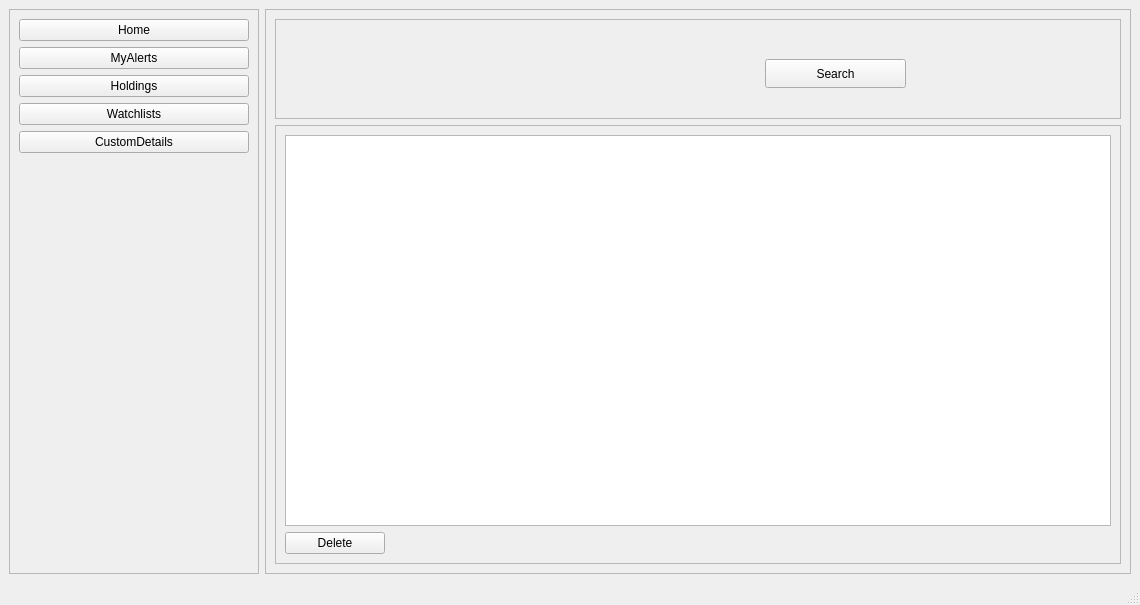
Qt form UIFiles/myAlerts.ui (ShubhamMandavkar/TYLiveProjectt-StockAutomationSystem) before a commit.
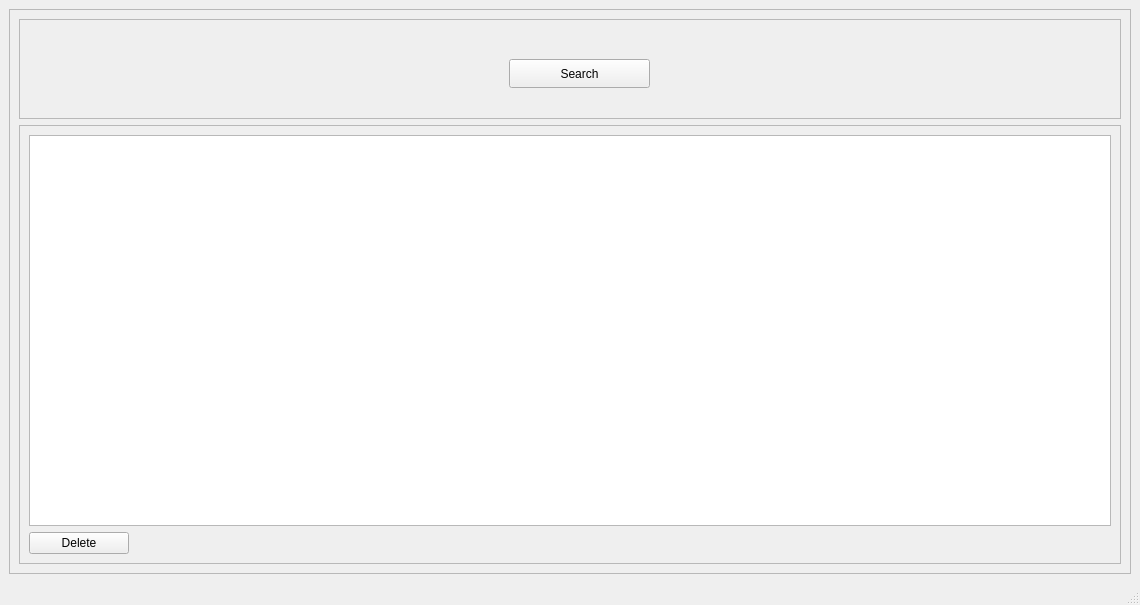
The same form after that commit.

Commit message: changed ui files- remove the navigation panel from all pages except home page

What changed in the file:
```diff
--- a/UIFiles/myAlerts.ui
+++ b/UIFiles/myAlerts.ui
@@ -15,65 +15,6 @@
   </property>
   <widget class="QWidget" name="centralwidget">
    <layout class="QHBoxLayout" name="horizontalLayout">
-    <item>
-     <widget class="QFrame" name="frmNavBar">
-      <property name="minimumSize">
-       <size>
-        <width>250</width>
-        <height>0</height>
-       </size>
-      </property>
-      <property name="maximumSize">
-       <size>
-        <width>250</width>
-        <height>16777215</height>
-       </size>
-      </property>
-      <property name="frameShape">
-       <enum>QFrame::StyledPanel</enum>
-      </property>
-      <property name="frameShadow">
-       <enum>QFrame::Raised</enum>
-      </property>
-      <layout class="QFormLayout" name="formLayout">
-       <item row="1" column="0" colspan="2">
-        <widget class="QPushButton" name="btnMyAlerts">
-         <property name="text">
-          <string>MyAlerts</string>
-         </property>
-        </widget>
-       </item>
-       <item row="2" column="0" colspan="2">
-        <widget class="QPushButton" name="btnHoldings">
-         <property name="text">
-          <string>Holdings</string>
-         </property>
-        </widget>
-       </item>
-       <item row="4" column="0" colspan="2">
-        <widget class="QPushButton" name="btnCustomDetails">
-         <property name="text">
-          <string>CustomDetails</string>
-         </property>
-        </widget>
-       </item>
-       <item row="3" column="0" colspan="2">
-        <widget class="QPushButton" name="btnWatchlists">
-         <property name="text">
-          <string>Watchlists</string>
-         </property>
-        </widget>
-       </item>
-       <item row="0" column="0" colspan="2">
-        <widget class="QPushButton" name="btnHome">
-         <property name="text">
-          <string>Home</string>
-         </property>
-        </widget>
-       </item>
-      </layout>
-     </widget>
-    </item>
     <item>
      <widget class="QFrame" name="frame_2">
       <property name="frameShape">
```
The commit also changes 17 other files.
